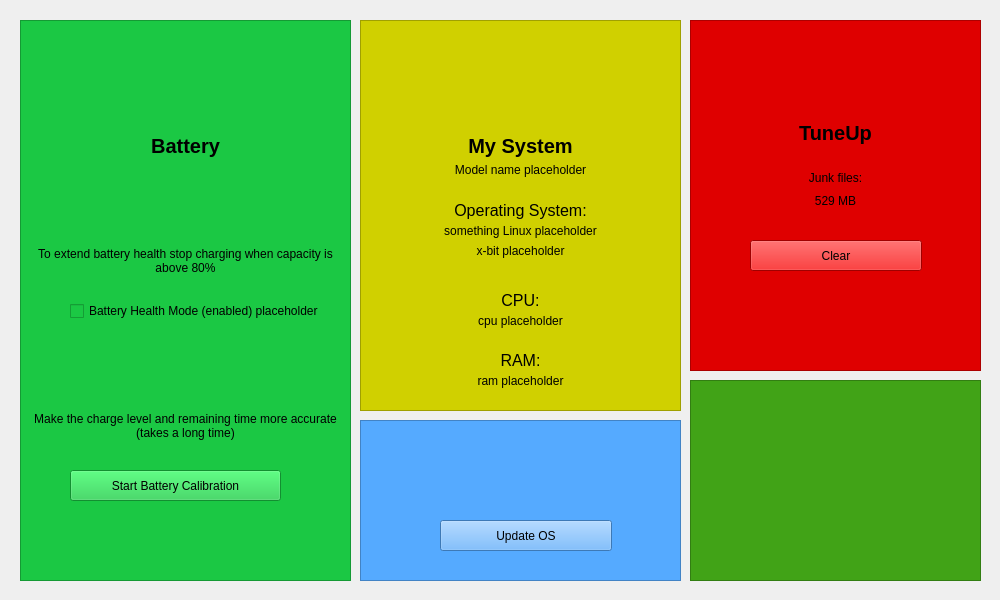
Before: the Qt Designer form care_center.ui in JonathanY234/Acer-Battery-Manager-for-Linux, drawn with Qt 5.
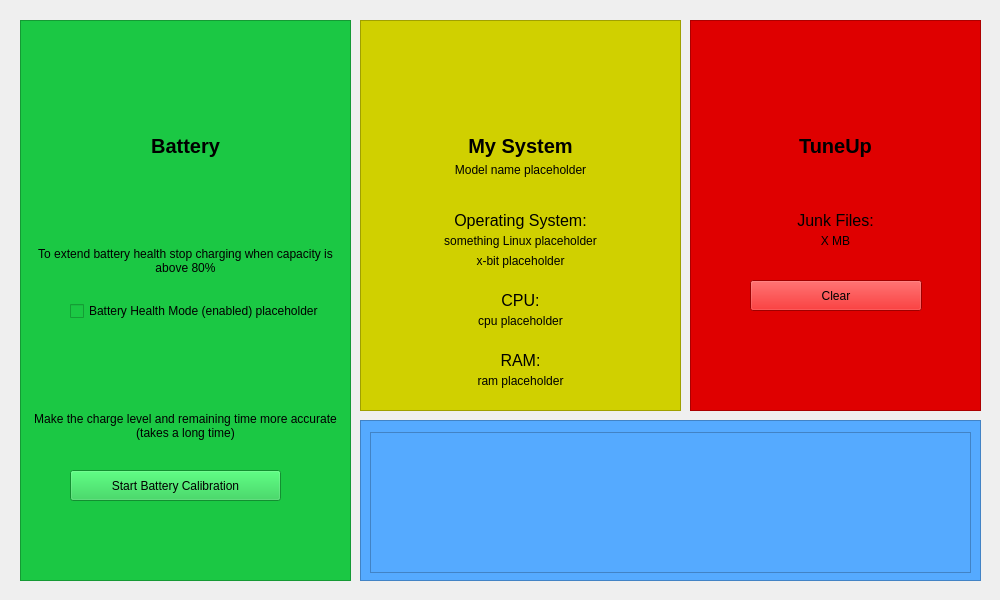
After: the same form once the commit is applied. Icons and pictures are not drawn.

Commit message: added gui error output box and app icon

Patch:
```diff
--- a/care_center.ui
+++ b/care_center.ui
@@ -200,7 +200,7 @@
      <property name="geometry">
       <rect>
        <x>10</x>
-       <y>180</y>
+       <y>190</y>
        <width>301</width>
        <height>21</height>
       </rect>
@@ -221,7 +221,7 @@
      <property name="geometry">
       <rect>
        <x>10</x>
-       <y>200</y>
+       <y>210</y>
        <width>301</width>
        <height>21</height>
       </rect>
@@ -242,7 +242,7 @@
      <property name="geometry">
       <rect>
        <x>10</x>
-       <y>220</y>
+       <y>230</y>
        <width>301</width>
        <height>21</height>
       </rect>
@@ -423,7 +423,7 @@
      <rect>
       <x>360</x>
       <y>420</y>
-      <width>321</width>
+      <width>621</width>
       <height>161</height>
      </rect>
     </property>
@@ -436,73 +436,30 @@
     <property name="frameShadow">
      <enum>QFrame::Shadow::Raised</enum>
     </property>
-    <widget class="QPushButton" name="UpdateButton">
+    <widget class="QPlainTextEdit" name="textOutput">
      <property name="geometry">
       <rect>
-       <x>80</x>
-       <y>100</y>
-       <width>172</width>
-       <height>31</height>
+       <x>10</x>
+       <y>12</y>
+       <width>601</width>
+       <height>141</height>
       </rect>
      </property>
-     <property name="font">
-      <font>
-       <pointsize>9</pointsize>
-      </font>
-     </property>
-     <property name="text">
-      <string>Update OS</string>
-     </property>
-     <property name="checkable">
+     <property name="mouseTracking">
       <bool>false</bool>
      </property>
-    </widget>
-    <widget class="QLabel" name="label_19">
-     <property name="geometry">
-      <rect>
-       <x>10</x>
-       <y>20</y>
-       <width>301</width>
-       <height>71</height>
-      </rect>
+     <property name="readOnly">
+      <bool>true</bool>
      </property>
-     <property name="text">
-      <string/>
-     </property>
-     <property name="pixmap">
-      <pixmap resource="update_icon.qrc">:/images/update.png</pixmap>
-     </property>
-     <property name="alignment">
-      <set>Qt::AlignmentFlag::AlignCenter</set>
-     </property>
     </widget>
    </widget>
-   <widget class="QFrame" name="frame_4">
-    <property name="geometry">
-     <rect>
-      <x>690</x>
-      <y>380</y>
-      <width>291</width>
-      <height>201</height>
-     </rect>
-    </property>
-    <property name="styleSheet">
-     <string notr="true">background-color: rgb(65, 163, 23);</string>
-    </property>
-    <property name="frameShape">
-     <enum>QFrame::Shape::StyledPanel</enum>
-    </property>
-    <property name="frameShadow">
-     <enum>QFrame::Shadow::Raised</enum>
-    </property>
-   </widget>
    <widget class="QFrame" name="frame_5">
     <property name="geometry">
      <rect>
       <x>690</x>
       <y>20</y>
       <width>291</width>
-      <height>351</height>
+      <height>391</height>
      </rect>
     </property>
     <property name="styleSheet">
@@ -518,7 +475,7 @@
      <property name="geometry">
       <rect>
        <x>10</x>
-       <y>97</y>
+       <y>110</y>
        <width>271</width>
        <height>31</height>
       </rect>
@@ -536,32 +493,11 @@
       <set>Qt::AlignmentFlag::AlignCenter</set>
      </property>
     </widget>
-    <widget class="QLabel" name="label_14">
-     <property name="geometry">
-      <rect>
-       <x>10</x>
-       <y>147</y>
-       <width>271</width>
-       <height>21</height>
-      </rect>
-     </property>
-     <property name="font">
-      <font>
-       <pointsize>9</pointsize>
-      </font>
-     </property>
-     <property name="text">
-      <string>Junk files:</string>
-     </property>
-     <property name="alignment">
-      <set>Qt::AlignmentFlag::AlignCenter</set>
-     </property>
-    </widget>
     <widget class="QLabel" name="label_15">
      <property name="geometry">
       <rect>
        <x>10</x>
-       <y>170</y>
+       <y>210</y>
        <width>271</width>
        <height>21</height>
       </rect>
@@ -572,7 +508,7 @@
       </font>
      </property>
      <property name="text">
-      <string>529 MB</string>
+      <string>X MB</string>
      </property>
      <property name="alignment">
       <set>Qt::AlignmentFlag::AlignCenter</set>
@@ -582,7 +518,7 @@
      <property name="geometry">
       <rect>
        <x>60</x>
-       <y>220</y>
+       <y>260</y>
        <width>172</width>
        <height>31</height>
       </rect>
@@ -599,6 +535,46 @@
       <bool>true</bool>
      </property>
     </widget>
+    <widget class="QLabel" name="label_3">
+     <property name="geometry">
+      <rect>
+       <x>17</x>
+       <y>30</y>
+       <width>261</width>
+       <height>71</height>
+      </rect>
+     </property>
+     <property name="text">
+      <string/>
+     </property>
+     <property name="pixmap">
+      <pixmap resource="bin_icon.qrc">:/images/recycling_bin.png</pixmap>
+     </property>
+     <property name="alignment">
+      <set>Qt::AlignmentFlag::AlignCenter</set>
+     </property>
+    </widget>
+    <widget class="QLabel" name="label_9">
+     <property name="geometry">
+      <rect>
+       <x>10</x>
+       <y>190</y>
+       <width>271</width>
+       <height>21</height>
+      </rect>
+     </property>
+     <property name="font">
+      <font>
+       <pointsize>12</pointsize>
+      </font>
+     </property>
+     <property name="text">
+      <string>Junk Files:</string>
+     </property>
+     <property name="alignment">
+      <set>Qt::AlignmentFlag::AlignCenter</set>
+     </property>
+    </widget>
    </widget>
   </widget>
  </widget>
```
Left out of the diff: 4 changed lines with no effect on the pictures. The commit also changes 15 other files.
